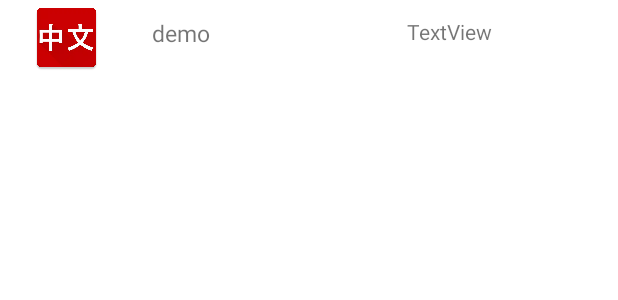
After one commit to eroskopf/LanguageLearningQuiz, an Android app: the layout score_row.xml on its own in the app's theme, with its tools: preview values and no code run, on a phone screen of 412 x 824 dp. The commit adds this screen. Shown: the top 300 px of the screen. Run offline under Robolectric (Android 15) with nearby library versions, the phone set to English and light mode, and no system bars.

Commit message:
finished? score activity

```diff
--- /dev/null
+++ b/app/src/main/res/layout/score_row.xml
@@ -0,0 +1,74 @@
+<?xml version="1.0" encoding="utf-8"?>
+<androidx.constraintlayout.widget.ConstraintLayout
+    xmlns:android="http://schemas.android.com/apk/res/android"
+    xmlns:app="http://schemas.android.com/apk/res-auto"
+    xmlns:tools="http://schemas.android.com/tools"
+    android:layout_width="match_parent"
+    android:layout_height="wrap_content">
+
+    <ScrollView
+        android:layout_width="match_parent"
+        android:layout_height="wrap_content"
+        app:layout_constraintEnd_toEndOf="parent"
+        app:layout_constraintStart_toStartOf="parent"
+        app:layout_constraintTop_toTopOf="parent">
+
+        <LinearLayout
+            android:id="@+id/linearLayout"
+            android:layout_width="match_parent"
+            android:layout_height="wrap_content"
+            android:orientation="horizontal"
+            app:layout_constraintEnd_toEndOf="parent"
+            app:layout_constraintStart_toStartOf="parent"
+            app:layout_constraintTop_toTopOf="parent">
+
+            <androidx.constraintlayout.widget.ConstraintLayout
+                android:id="@+id/ConstraintRow"
+                android:layout_width="match_parent"
+                android:layout_height="wrap_content">
+
+
+                <ImageView
+                    android:id="@+id/ivIcon"
+                    android:layout_width="50dp"
+                    android:layout_height="50dp"
+                    android:layout_marginEnd="13dp"
+                    android:src="@drawable/chinese"
+                    app:layout_constraintBottom_toBottomOf="parent"
+                    app:layout_constraintEnd_toStartOf="@+id/tvName"
+                    app:layout_constraintStart_toStartOf="parent"
+                    app:layout_constraintTop_toTopOf="parent"
+                    tools:layout_conversion_absoluteHeight="50dp"
+                    tools:layout_conversion_absoluteWidth="50dp"
+                    android:contentDescription="city" />
+
+                <TextView
+                    android:id="@+id/tvName"
+                    android:layout_width="128dp"
+                    android:layout_height="27dp"
+                    android:text="demo"
+                    android:textSize="15sp"
+                    app:layout_constraintBottom_toBottomOf="parent"
+                    app:layout_constraintEnd_toEndOf="parent"
+                    app:layout_constraintHorizontal_bias="0.356"
+                    app:layout_constraintStart_toStartOf="parent"
+                    app:layout_constraintTop_toTopOf="parent"
+                    tools:layout_conversion_absoluteHeight="32dp"
+                    tools:layout_conversion_absoluteWidth="63dp" />
+
+                <TextView
+                    android:id="@+id/tvScore"
+                    android:layout_width="99dp"
+                    android:layout_height="28dp"
+                    android:text="TextView"
+                    app:layout_constraintBottom_toBottomOf="parent"
+                    app:layout_constraintEnd_toEndOf="parent"
+                    app:layout_constraintStart_toEndOf="@+id/tvName"
+                    app:layout_constraintTop_toTopOf="parent" />
+
+
+            </androidx.constraintlayout.widget.ConstraintLayout>
+        </LinearLayout>
+    </ScrollView>
+
+</androidx.constraintlayout.widget.ConstraintLayout>
```
Also changed, not shown: app/src/main/java/com/example/languagelearningquiz/ScoreActivity.kt (+33 -8 lines), app/src/main/java/com/example/languagelearningquiz/ScoreAdapter.kt (added, +63 -0 lines), app/src/main/res/layout/activity_score.xml (+34 -3 lines).
